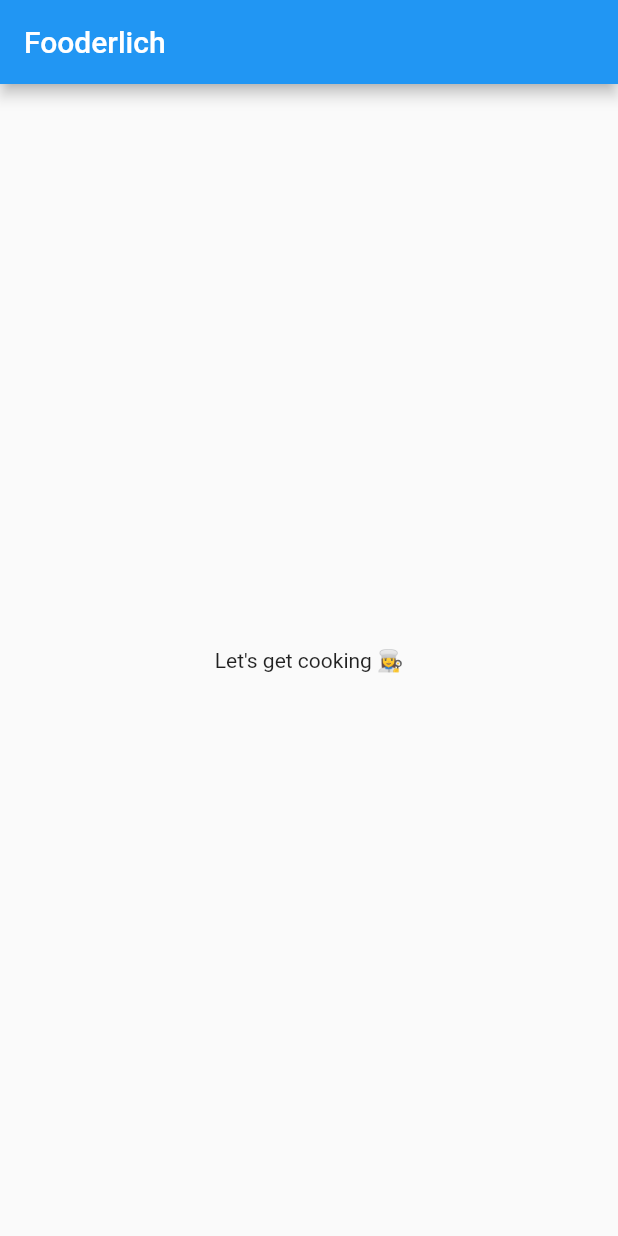
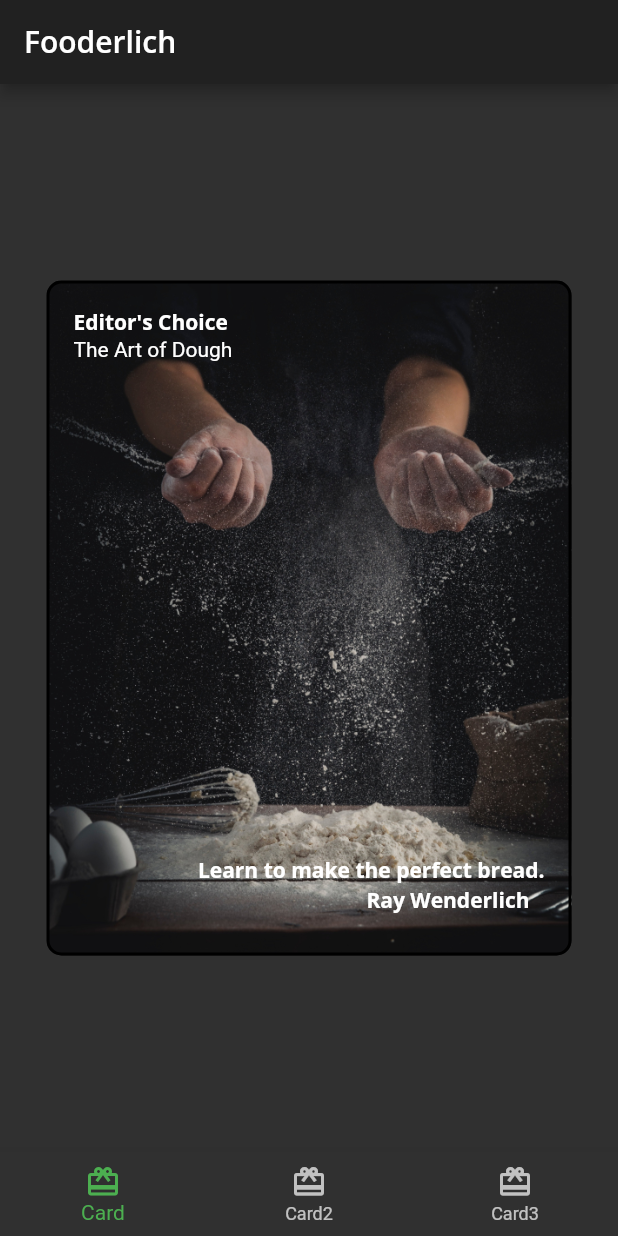
Before and after one commit to daolq-2712/Structure_Flutter, a Flutter app: the screen it shows after launch, on a phone screen of 412 x 824 dp. Run offline on Flutter 3.47's test engine with Material 2 defaults, Android fonts, the phone set to English and light mode, and no system bars; our stand-ins replace google_fonts.

```diff
--- /dev/null
+++ b/lib/card1.dart
@@ -0,0 +1,64 @@
+import 'package:flutter/material.dart';
+import 'package:structureflutter/theme/fooderlich_theme.dart';
+
+class Card1 extends StatelessWidget {
+  const Card1({Key? key}) : super(key: key);
+
+  final String category = 'Editor\'s Choice';
+  final String title = 'The Art of Dough';
+  final String description = 'Learn to make the perfect bread.';
+  final String chef = 'Ray Wenderlich';
+
+  @override
+  Widget build(BuildContext context) {
+    return Container(
+      padding: const EdgeInsets.all(16),
+      constraints: const BoxConstraints.expand(
+        width: 350,
+        height: 450,
+      ),
+      decoration: BoxDecoration(
+        image: const DecorationImage(
+          image: AssetImage('assets/mag1.png'),
+          fit: BoxFit.cover,
+        ),
+        border: Border.all(color: Colors.black, width: 2.0),
+        color: Colors.white,
+        borderRadius: const BorderRadius.all(
+          Radius.circular(10.0),
+        ),
+      ),
+      child: Stack(
+        children: [
+          Text(
+            category,
+            style: FooderlichTheme.darkTextTheme.bodyText1,
+          ),
+          Positioned(
+            top: 20,
+            child: Text(
+              title,
+              style: FooderlichTheme.darkTextTheme.headline5,
+            ),
+          ),
+          Positioned(
+            bottom: 30,
+            right: 0,
+            child: Text(
+              description,
+              style: FooderlichTheme.darkTextTheme.bodyText1,
+            ),
+          ),
+          Positioned(
+            bottom: 10,
+            right: 10,
+            child: Text(
+              chef,
+              style: FooderlichTheme.darkTextTheme.bodyText1,
+            ),
+          ),
+        ],
+      ),
+    );
+  }
+}
--- /dev/null
+++ b/lib/home.dart
@@ -0,0 +1,61 @@
+import 'package:flutter/material.dart';
+import 'package:structureflutter/card1.dart';
+import 'package:structureflutter/card2.dart';
+import 'package:structureflutter/card3.dart';
+
+class Home extends StatefulWidget {
+  const Home({Key? key}) : super(key: key);
+
+  @override
+  State<Home> createState() => _HomeState();
+}
+
+class _HomeState extends State<Home> {
+  int _seletedIndex = 0;
+  static List<Widget> pages = [
+    const Card1(),
+    const Card2(),
+    const Card3(),
+  ];
+
+  void _onItemTapped(int index) {
+    setState(() {
+      _seletedIndex = index;
+    });
+  }
+
+  @override
+  Widget build(BuildContext context) {
+    return Scaffold(
+      appBar: AppBar(
+        title: Text(
+          'Fooderlich',
+          // 2
+          style: Theme.of(context).textTheme.headline6,
+        ),
+      ),
+      body: Center(
+        child: pages[_seletedIndex],
+      ),
+      bottomNavigationBar: BottomNavigationBar(
+        currentIndex: _seletedIndex,
+        onTap: _onItemTapped,
+        selectedItemColor: Theme.of(context).textSelectionTheme.selectionColor,
+        items: const [
+          BottomNavigationBarItem(
+            icon: Icon(Icons.card_giftcard),
+            label: 'Card',
+          ),
+          BottomNavigationBarItem(
+            icon: Icon(Icons.card_giftcard),
+            label: 'Card2',
+          ),
+          BottomNavigationBarItem(
+            icon: Icon(Icons.card_giftcard),
+            label: 'Card3',
+          ),
+        ],
+      ),
+    );
+  }
+}
--- a/lib/main.dart
+++ b/lib/main.dart
@@ -1,4 +1,6 @@
 import 'package:flutter/material.dart';
+import 'package:structureflutter/home.dart';
+import 'package:structureflutter/theme/fooderlich_theme.dart';
 
 void main() {
   // 1
@@ -8,21 +10,16 @@ void main() {
 class Fooderlich extends StatelessWidget {
   // 2
   const Fooderlich({super.key});
+
   @override
   Widget build(BuildContext context) {
-    // TODO: Create theme
-    // TODO: Apply Home widget
+    final theme = FooderlichTheme.dark();
     // 3
     return MaterialApp(
-      // TODO: Add theme
+      theme: theme,
       title: 'Fooderlich',
       // 4
-      home: Scaffold(
-        // TODO: Style the title
-        appBar: AppBar(title: const Text('Fooderlich')),
-        // TODO: Style the body text
-        body: const Center(child: Text('Let\'s get cooking 👩‍🍳')),
-      ),
+      home: const Home(),
     );
   }
 }
--- /dev/null
+++ b/lib/theme/fooderlich_theme.dart
@@ -0,0 +1,107 @@
+import 'package:flutter/material.dart';
+import 'package:google_fonts/google_fonts.dart';
+
+class FooderlichTheme {
+  // 1
+  static final TextTheme lightTextTheme = TextTheme(
+    bodyText1: GoogleFonts.openSans(
+      fontSize: 14.0,
+      fontWeight: FontWeight.w700,
+      color: Colors.black,
+    ),
+    headline1: GoogleFonts.openSans(
+      fontSize: 32.0,
+      fontWeight: FontWeight.bold,
+      color: Colors.black,
+    ),
+    headline2: GoogleFonts.openSans(
+      fontSize: 21.0,
+      fontWeight: FontWeight.w700,
+      color: Colors.black,
+    ),
+    headline3: GoogleFonts.openSans(
+      fontSize: 16.0,
+      fontWeight: FontWeight.w600,
+      color: Colors.black,
+    ),
+    headline6: GoogleFonts.openSans(
+      fontSize: 20.0,
+      fontWeight: FontWeight.w600,
+      color: Colors.black,
+    ),
+  );
+
+  // 2
+  static final TextTheme darkTextTheme = TextTheme(
+    bodyText1: GoogleFonts.openSans(
+      fontSize: 14.0,
+      fontWeight: FontWeight.w700,
+      color: Colors.white,
+    ),
+    headline1: GoogleFonts.openSans(
+      fontSize: 32.0,
+      fontWeight: FontWeight.bold,
+      color: Colors.white,
+    ),
+    headline2: GoogleFonts.openSans(
+      fontSize: 21.0,
+      fontWeight: FontWeight.w700,
+      color: Colors.white,
+    ),
+    headline3: GoogleFonts.openSans(
+      fontSize: 16.0,
+      fontWeight: FontWeight.w600,
+      color: Colors.white,
+    ),
+    headline6: GoogleFonts.openSans(
+      fontSize: 20.0,
+      fontWeight: FontWeight.w600,
+      color: Colors.white,
+    ),
+  );
+
+  // 3
+  static ThemeData light() {
+    return ThemeData(
+      brightness: Brightness.light,
+      checkboxTheme: CheckboxThemeData(
+        fillColor: MaterialStateColor.resolveWith(
+              (states) {
+            return Colors.black;
+          },
+        ),
+      ),
+      appBarTheme: const AppBarTheme(
+        foregroundColor: Colors.black,
+        backgroundColor: Colors.white,
+      ),
+      floatingActionButtonTheme: const FloatingActionButtonThemeData(
+        foregroundColor: Colors.white,
+        backgroundColor: Colors.black,
+      ),
+      bottomNavigationBarTheme: const BottomNavigationBarThemeData(
+        selectedItemColor: Colors.green,
+      ),
+      textTheme: lightTextTheme,
+    );
+  }
+
+  // 4
+  static ThemeData dark() {
+    return ThemeData(
+      brightness: Brightness.dark,
+      appBarTheme: AppBarTheme(
+        foregroundColor: Colors.white,
+        backgroundColor: Colors.grey[900],
+      ),
+      floatingActionButtonTheme: const FloatingActionButtonThemeData(
+        foregroundColor: Colors.white,
+        backgroundColor: Colors.green,
+      ),
+      bottomNavigationBarTheme: const BottomNavigationBarThemeData(
+        selectedItemColor: Colors.green,
+      ),
+      textTheme: darkTextTheme,
+    );
+  }
+}
```
Also changed, not shown: lib/author_card.dart (added, +53 -0 lines), lib/card2.dart (added, +62 -0 lines), lib/card3.dart (added, +83 -0 lines), lib/widgets/circle_image.dart (added, +23 -0 lines), pubspec.yaml (+3 -5 lines), assets/author_katz.jpeg (added), assets/mag1.png (added), assets/mag2.png (added), assets/mag5.png (added), pubspec.lock, 3 other files.
